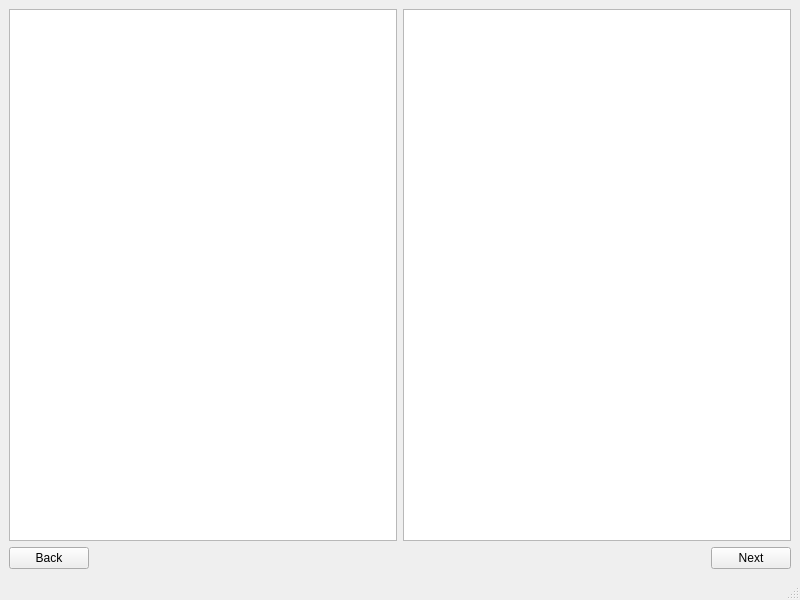
Before: the Qt Designer form Recipe_book/recipePage/recipepagetypeone.ui in Bojo992/Qt_project_cs4076, drawn with Qt 5.
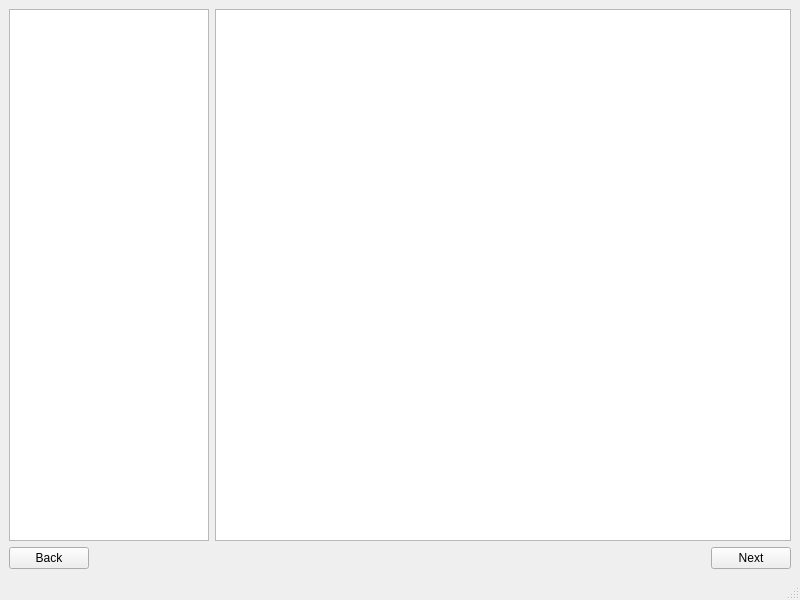
After: the same form once the commit is applied.

```diff
--- a/Recipe_book/recipePage/recipepagetypeone.ui
+++ b/Recipe_book/recipePage/recipepagetypeone.ui
@@ -15,9 +15,6 @@
   </property>
   <widget class="QWidget" name="centralwidget">
    <layout class="QGridLayout" name="gridLayout">
-    <item row="0" column="0">
-     <widget class="QGraphicsView" name="imageGraphicsView"/>
-    </item>
     <item row="1" column="0" alignment="Qt::AlignLeft">
      <widget class="QPushButton" name="backButton">
       <property name="text">
@@ -35,6 +32,16 @@
     <item row="0" column="1">
      <widget class="QTextBrowser" name="recipeTextField"/>
     </item>
+    <item row="0" column="0">
+     <widget class="QListWidget" name="ingredientsList">
+      <property name="maximumSize">
+       <size>
+        <width>200</width>
+        <height>16777215</height>
+       </size>
+      </property>
+     </widget>
+    </item>
    </layout>
   </widget>
   <widget class="QMenuBar" name="menubar">
```
